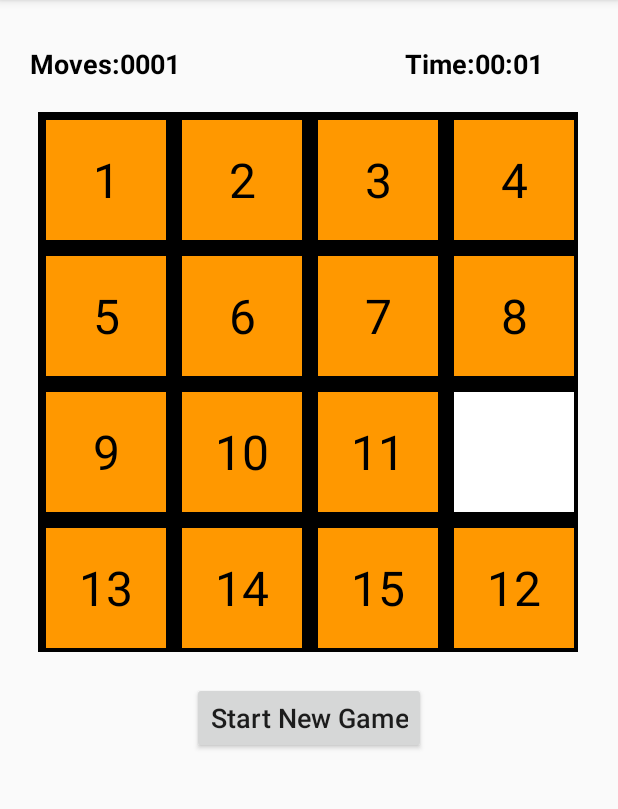
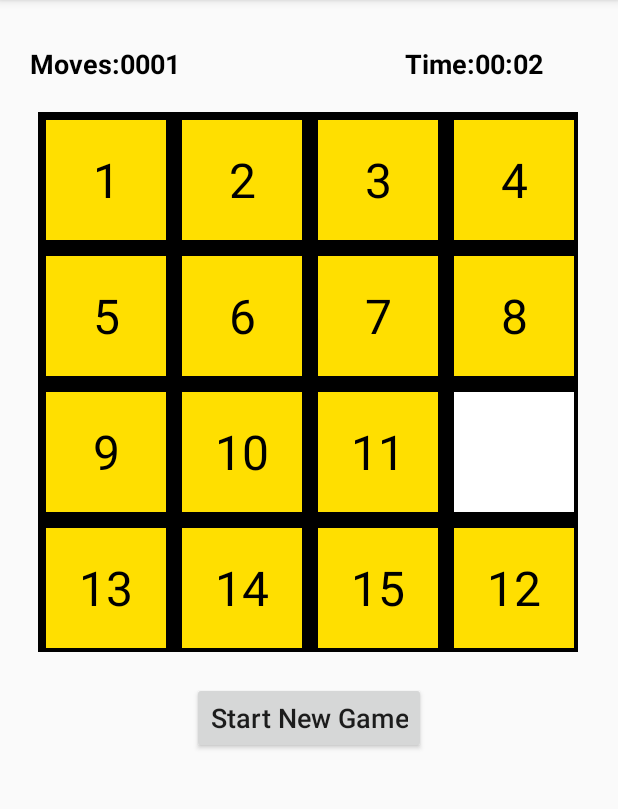
Before and after one commit to m7mood1996/Puzzle15, an Android app: the GameActivity screen opened directly, with no data from a screen before it, after a tap on "12", on a phone screen of 412 x 824 dp, the part 84-893 px from its top. Run offline under Robolectric (Android 15) with nearby library versions, the phone set to English and light mode, and no system bars.

Commit message:
by Mahmood

```diff
--- a/app/src/main/java/com/mahmood_anas/ex1/GameActivity.java
+++ b/app/src/main/java/com/mahmood_anas/ex1/GameActivity.java
@@ -2,9 +2,12 @@ package com.mahmood_anas.ex1;
 
 import androidx.appcompat.app.AppCompatActivity;
 
+import android.content.Context;
 import android.content.SharedPreferences;
 import android.media.MediaPlayer;
 import android.os.Bundle;
+import android.util.Log;
+import android.util.TimingLogger;
 import android.view.View;
 import android.widget.Button;
 import android.widget.LinearLayout;
@@ -16,10 +19,14 @@ public class GameActivity extends AppCompatActivity {
     Button startGame;
     SharedPreferences sp;
     MediaPlayer mediaPlayer;
-    Boolean intFlag = false;
+    boolean newGame;
     TextView ides[];
     TextView moves;
     TextView time;
+    String returntime;
+    Context context;
+    boolean musicOn;
+    boolean flag;
     @Override
     protected void onCreate(Bundle savedInstanceState) {
         super.onCreate(savedInstanceState);
@@ -27,46 +34,32 @@ public class GameActivity extends AppCompatActivity {
         startGame = findViewById(R.id.start_game);
         mediaPlayer = MediaPlayer.create(this,R.raw.ring);
         sp = getSharedPreferences("MyPref",MODE_PRIVATE);
-        boolean musicOn = sp.getBoolean("Music",false);
+        musicOn = sp.getBoolean("Music",false);
         ides = new TextView[16];
         init_ides(ides);
+        newGame = false;
+        context = this;
         moves = findViewById(R.id.moves_num);
         time = findViewById(R.id.timer);
-        gameBoard = new GameBoard(ides,this,moves,time);
-        gameBoard.updateTime();
-        new Thread(new Runnable() {
-            @Override
-            public void run() {
-                while(true) {
-                    final String returntime = gameBoard.updateTime();
-                    runOnUiThread(new Runnable() {
-                        @Override
-                        public void run() {
-                            time.setText(returntime);
-                        }
-                    });
-                }
-            }
-        }).start();
+        gameBoard = new GameBoard(ides,moves,time,this);
+        flag = false;
 
+
+        playMus();
+        th();
 
         startGame.setOnClickListener(new View.OnClickListener() {
             @Override
             public void onClick(View view) {
+                gameBoard = new GameBoard(ides,moves,time,context);
                 gameBoard.moves.setText("0000");
+                newGame = true;
+                gameBoard.resetGame();
                 gameBoard.shuffle();
-                if(gameBoard.isSolved() == false) {
-                    String s = "we cant solve";
 
+                while(gameBoard.isSolved() == false) {
                     gameBoard.shuffle();
-                    Toast.makeText(getApplicationContext(),s,Toast.LENGTH_LONG).show();
                 }
-                else {
-                    String s = "we can solve";
-                    gameBoard.shuffle();
-                    Toast.makeText(getApplicationContext(), s, Toast.LENGTH_LONG).show();
-                }
-
             }
         });
 
@@ -196,18 +189,29 @@ public class GameActivity extends AppCompatActivity {
                 @Override
                 public void onClick(View view) {
                 gameBoard.swap(gameBoard.array[15]);
+                if(gameBoard.woned == true){
 
+                }
                 }
             });
 
 
 
-       /* if(musicOn){
+
+
+
+
+
+    }
+
+    private void playMus() {
+
+        if(musicOn){
             new Thread(new Runnable() {
                 @Override
                 public void run() {
 
-                    while(true) {
+                    while(musicOn) {
                         if(mediaPlayer.isPlaying() == false)
                             runOnUiThread(new Runnable() {
                                 @Override
@@ -215,33 +219,37 @@ public class GameActivity extends AppCompatActivity {
                                     mediaPlayer.start();
                                 }
                             });
-                        if(intFlag == true)
-                            Thread.currentThread().interrupt();
+
                     }
                 }
             }).start();
 
         }
 
-*/
-
 
     }
-/*
+
     @Override
     public void onPause() {
+            super.onPause();
+            flag = true;
         if (mediaPlayer.isPlaying()) {
-            intFlag = true;
+            musicOn =false;
             mediaPlayer.reset();
 
         }
+    }
 
-            super.onPause();
+    @Override
+    protected void onStart() {
+        super.onStart();
+        flag = true;
+        if (mediaPlayer.isPlaying()) {
+            musicOn =false;
+            mediaPlayer.reset();
 
+        }
     }
- */
-
-
 
     public void init_ides(TextView ides[]){
         ides[0] = findViewById(R.id.m1x1);
@@ -263,5 +271,62 @@ public class GameActivity extends AppCompatActivity {
 
 
     }
+    public void th(){
+        new Thread(new Runnable() {
+
+            public void run() {
+
+                    while(true){
+                        if(newGame == true){
+                            returntime = "00:00";
+                            try {
+                                Thread.sleep(100);
+                            }
+                            catch (Exception e){
+
+                            }
+                            newGame = false;
+                        }
+
+                        else
+                            returntime = gameBoard.updateTime();
+
+                        if(gameBoard.woned) {
+
+                            runOnUiThread(new Runnable() {
+                                @Override
+                                public void run() {
+                                    Toast.makeText(context,"Game Over - Puzzle Solved!",Toast.LENGTH_SHORT).show();
+                                }
+
+                            });
+
+                            while (gameBoard.woned)
+                                if (newGame == true) {
+                                    break;
+                                }
+                        }
+
+
+                        runOnUiThread(new Runnable() {
+                            @Override
+                            public void run() {
+                                time.setText(returntime);
+                            }
+
+                        });
+
+                    }
+
+
+
+
+
+            }
+
+        }).start();
+    }
+
+
 
 }
--- a/app/src/main/java/com/mahmood_anas/ex1/GameBoard.java
+++ b/app/src/main/java/com/mahmood_anas/ex1/GameBoard.java
@@ -17,11 +17,15 @@ public class GameBoard {
     Context context;
     TextView moves;
     TextView timer;
-    public GameBoard(TextView[] ides, GameActivity gameActivity,TextView moves,TextView timer) {
+    boolean woned;
+    boolean newGame;
+    public GameBoard(TextView[] ides,TextView moves,TextView timer,Context c) {
         this.array = ides;
-        this.context = gameActivity;
+        this.context = c;
         this.moves = moves;
         this.timer=timer;
+        this.woned = false;
+        this.newGame = false;
     }
 
    public void shuffle(){
@@ -56,57 +60,43 @@ public class GameBoard {
             if(this.array[i].getText().toString().isEmpty())
                 emptyPos=i;
         }
-       Log.d("pos\tEmptyPos",pos + "\t" + emptyPos);
-
-
         if(pos < 4){
             if(pos%4 == 0 &&(pos == emptyPos-1 || pos == emptyPos-4)) { // swap
                 swap_ele(this.array[pos], this.array[emptyPos]);
-                Log.d("pos\tEmptyPos",pos + "\t" + emptyPos);
+
             }
 
             else if(pos%4 ==3 &&(pos == emptyPos+1 || pos == emptyPos-4)) {//swap
                 swap_ele(this.array[pos], this.array[emptyPos]);
-                Log.d("pos\tEmptyPos",pos + "\t" + emptyPos);
+
             }
 
             else if ((pos%4 == 2 || pos%4==1 ) &&(pos == emptyPos + 1 || pos == emptyPos - 1 || pos == emptyPos - 4)) {//swap
                     swap_ele(this.array[pos], this.array[emptyPos]);
-                    Log.d("pos\tEmptyPos", pos + "\t" + emptyPos);
+
                 }
         }
         else if(pos > 11){
             if(pos%4 == 0 && (pos == emptyPos -1 || pos == emptyPos +4)) {
                 swap_ele(this.array[pos], this.array[emptyPos]);
-                Log.d("pos\tEmptyPos", pos + "\t" + emptyPos);
             }
             else if(pos%4 == 3 && (pos == emptyPos+1 || pos == emptyPos+4)) {
                 swap_ele(this.array[pos], this.array[emptyPos]);
-                System.out.println("I'm hereee! ");
-                Log.d("pos\tEmptyPos", pos + "\t" + emptyPos);
             }
             else if((pos%4 == 2 || pos%4==1 ) &&(pos == emptyPos+1 || pos == emptyPos- 1 || pos == emptyPos+4)) { //swap
                 swap_ele(this.array[pos], this.array[emptyPos]);
-                System.out.println("I'm hereee hhhhhh ");
-                Log.d("pos\tEmptyPos", pos + "\t" + emptyPos);
             }
         }
 
         else{
             if(pos%4 == 0 &&(pos == emptyPos-1 || pos == emptyPos+4 || pos == emptyPos-4 )){
                 swap_ele(this.array[pos],this.array[emptyPos]);
-                System.out.println("Ana d5alt hon ! ");
-                Log.d("pos\tEmptyPos",pos + "\t" + emptyPos);
             }
             else if(pos%4 == 3 &&(pos == emptyPos+1 || pos == emptyPos+4 || pos == emptyPos-4 )){
                 swap_ele(this.array[pos],this.array[emptyPos]);
-                System.out.println("Ya kbeer! ");
-                Log.d("pos\tEmptyPos",pos + "\t" + emptyPos);
             }
             else if((pos%4 == 2 || pos%4==1 ) &&(pos == emptyPos-1 || pos == emptyPos+1 || pos == emptyPos+4 || pos == emptyPos-4 )){
                 swap_ele(this.array[pos],this.array[emptyPos]);
-                System.out.println("zeft! ");
-                Log.d("pos\tEmptyPos",pos + "\t" + emptyPos);
             }
 
 
@@ -131,6 +121,16 @@ public class GameBoard {
        String num =String.format("%04d", mo);
        Log.d("num_moves", num);
        this.moves.setText(num);
+
+       if(wonTheGame() == true) {
+
+           this.woned = true;
+            for(int i=0;i<16;i++){
+                this.array[i].setClickable(false);
+            }
+
+
+       }
    }
     public boolean isSolved(){
         int parity =0;
@@ -185,26 +185,51 @@ public class GameBoard {
 
     }
     public String updateTime(){
-        String Time = timer.getText().toString();
+
+        String Time;
+
+
+        Time = timer.getText().toString();
+
         String minute = Time.substring(0,2);
         String seconde = Time.substring(3);
         int min_int = Integer.parseInt(minute);
         int sec_int = Integer.parseInt(seconde);
         sec_int++;
         try {
-            sleep(1000);
+            sleep(500);
 
 
             if (sec_int == 60) {
                 min_int++;
                 sec_int = 0;
             }
-
-            Log.d("min =",minute);
-            Log.d("sec =",seconde);
         } catch (InterruptedException ie) {
             Thread.currentThread().interrupt();
         }
+
         return String.format("%02d", min_int) + ":" + String.format("%02d", sec_int);
+
     }
+    public boolean wonTheGame(){
+        boolean won = true;
+        String arr[] = new String[15];
+
+        for (int i =0;i<15 ;i++){
+            arr[i] = this.array[i].getText().toString();
+            //
+            if(arr[i].isEmpty() || Integer.parseInt(arr[i]) != i+1)
+                won = false;
+        }
+        return won;
+    }
+    public void resetGame(){
+
+        this.woned = false;
+        for(int i=0;i<16;i++){
+            this.array[i].setClickable(true);
+        }
+
+    }
+
 }
--- a/app/src/main/res/layout/activity_game.xml
+++ b/app/src/main/res/layout/activity_game.xml
@@ -77,7 +77,7 @@
                 android:id="@+id/m1x1"
                 android:layout_width="80dp"
                 android:layout_height="80dp"
-                android:background="#FF9800"
+                android:background="#FFDF00"
                 android:text="1"
                 android:gravity="center"
                 android:textSize="32sp"
@@ -90,7 +90,7 @@
                 android:id="@+id/m1x2"
                 android:layout_width="80dp"
                 android:layout_height="80dp"
-                android:background="#FF9800"
+                android:background="#FFDF00"
                 android:text="2"
                 android:gravity="center"
                 android:textSize="32sp"
@@ -104,7 +104,7 @@
                 android:id="@+id/m1x3"
                 android:layout_width="80dp"
                 android:layout_height="80dp"
-                android:background="#FF9800"
+                android:background="#FFDF00"
                 android:text="3"
                 android:gravity="center"
                 android:textSize="32sp"
@@ -117,7 +117,7 @@
                 android:id="@+id/m1x4"
                 android:layout_width="80dp"
                 android:layout_height="80dp"
-                android:background="#FF9800"
+                android:background="#FFDF00"
                 android:text="4"
                 android:gravity="center"
                 android:textSize="32sp"
@@ -135,7 +135,7 @@
                 android:id="@+id/m2x1"
                 android:layout_width="80dp"
                 android:layout_height="80dp"
-                android:background="#FF9800"
+                android:background="#FFDF00"
                 android:text="5"
                 android:gravity="center"
                 android:textSize="32sp"
@@ -148,7 +148,7 @@
                 android:id="@+id/m2x2"
                 android:layout_width="80dp"
                 android:layout_height="80dp"
-                android:background="#FF9800"
+                android:background="#FFDF00"
                 android:text="6"
                 android:gravity="center"
                 android:textSize="32sp"
@@ -162,7 +162,7 @@
                 android:layout_width="80dp"
                 android:layout_height="80dp"
                 android:layout_margin="5dp"
-                android:background="#FF9800"
+                android:background="#FFDF00"
                 android:gravity="center"
                 android:text="7"
                 android:textColor="#000000"
@@ -174,7 +174,7 @@
                 android:id="@+id/m2x4"
                 android:layout_width="80dp"
                 android:layout_height="80dp"
-                android:background="#FF9800"
+                android:background="#FFDF00"
                 android:text="8"
                 android:gravity="center"
                 android:textSize="32sp"
@@ -191,7 +191,7 @@
                 android:id="@+id/m3x1"
                 android:layout_width="80dp"
                 android:layout_height="80dp"
-                android:background="#FF9800"
+                android:background="#FFDF00"
                 android:text="9"
                 android:gravity="center"
                 android:textSize="32sp"
@@ -204,7 +204,7 @@
                 android:id="@+id/m3x2"
                 android:layout_width="80dp"
                 android:layout_height="80dp"
-                android:background="#FF9800"
+                android:background="#FFDF00"
                 android:text="10"
                 android:gravity="center"
                 android:textSize="32sp"
@@ -218,7 +218,7 @@
                 android:id="@+id/m3x3"
                 android:layout_width="80dp"
                 android:layout_height="80dp"
-                android:background="#FF9800"
+                android:background="#FFDF00"
                 android:text="11"
                 android:gravity="center"
                 android:textSize="32sp"
@@ -231,7 +231,7 @@
                 android:id="@+id/m3x4"
                 android:layout_width="80dp"
                 android:layout_height="80dp"
-                android:background="#FF9800"
+                android:background="#FFDF00"
                 android:text="12"
                 android:gravity="center"
                 android:textSize="32sp"
@@ -248,7 +248,7 @@
                 android:id="@+id/m4x1"
                 android:layout_width="80dp"
                 android:layout_height="80dp"
-                android:background="#FF9800"
+                android:background="#FFDF00"
                 android:text="13"
                 android:gravity="center"
                 android:textSize="32sp"
@@ -261,7 +261,7 @@
                 android:id="@+id/m4x2"
                 android:layout_width="80dp"
                 android:layout_height="80dp"
-                android:background="#FF9800"
+                android:background="#FFDF00"
                 android:text="14"
                 android:gravity="center"
                 android:textSize="32sp"
@@ -275,7 +275,7 @@
                 android:id="@+id/m4x3"
                 android:layout_width="80dp"
                 android:layout_height="80dp"
-                android:background="#FF9800"
+                android:background="#FFDF00"
                 android:text="15"
                 android:gravity="center"
                 android:textSize="32sp"
```
Also changed, not shown: 1 other file.
